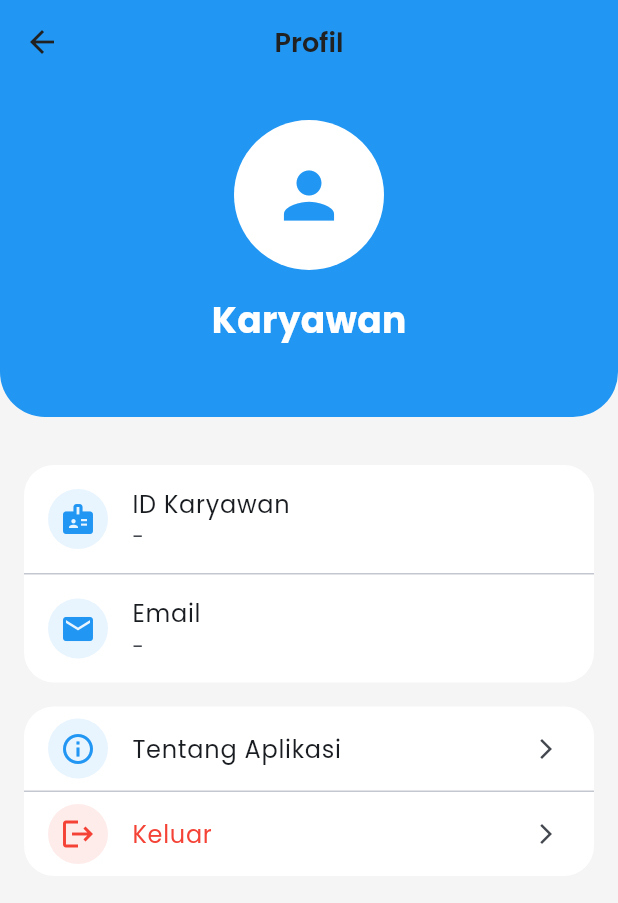
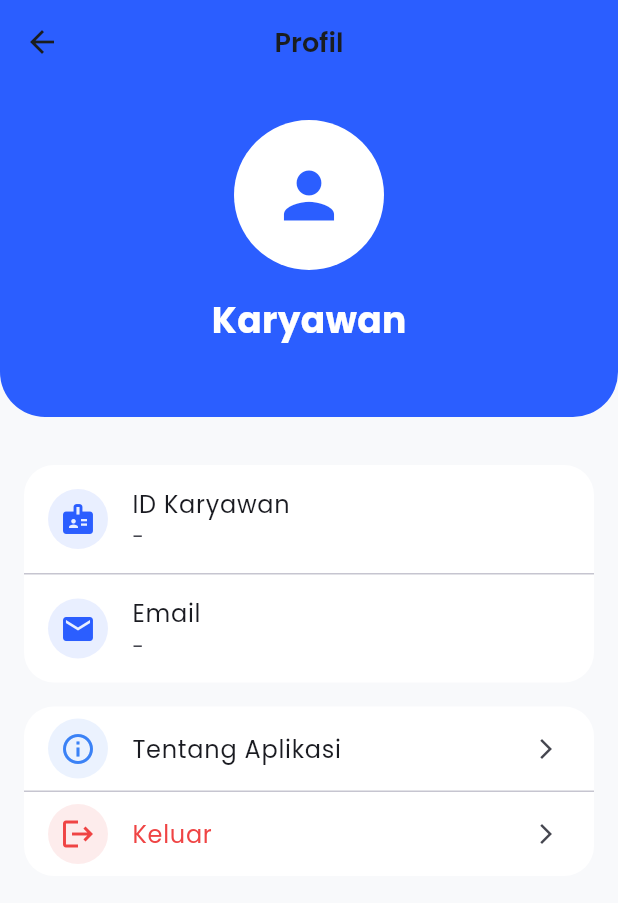
Before and after one commit to aleedoe/z-p-s6-v1, a Flutter app: the ProfilePage screen opened directly, on a phone screen of 412 x 824 dp. Shown: the top 903 px of the screen. Run offline on Flutter 3.47's test engine with Material 3 defaults, Android fonts, the phone set to English and light mode, and no system bars; our stand-ins replace dio, google_fonts, shared_preferences; missing offline and left inert: mobile_scanner; accounts and stored records are empty.

Commit message:
update color

```diff
--- a/frontend/mobile/lib/core/constants/colors.dart
+++ b/frontend/mobile/lib/core/constants/colors.dart
@@ -1,18 +1,58 @@
 import 'package:flutter/material.dart';
 
 class AppColors {
-  static const Color primary = Color(0xFF2196F3);
-  static const Color secondary = Color(0xFF03A9F4);
-  static const Color accent = Color(0xFF00BCD4);
+  // Primary Colors - Modern Blue
+  static const Color primary = Color(0xFF2B5EFF);
+  static const Color primaryLight = Color(0xFF6CA8FF);
+  static const Color primaryDark = Color(0xFF1E3DB8);
 
-  static const Color success = Color(0xFF4CAF50);
-  static const Color warning = Color(0xFFFF9800);
-  static const Color error = Color(0xFFF44336);
-  static const Color info = Color(0xFF2196F3);
+  static const Color secondary = Color(0xFF6CA8FF);
+  static const Color accent = Color(0xFF4E89FF);
 
-  static const Color background = Color(0xFFF5F5F5);
+  // Status Colors
+  static const Color success = Color(0xFF10B981);
+  static const Color warning = Color(0xFFF59E0B);
+  static const Color error = Color(0xFFEF4444);
+  static const Color info = Color(0xFF3B82F6);
+
+  // Background & Surface
+  static const Color background = Color(0xFFF8F9FB);
   static const Color surface = Colors.white;
-  static const Color textPrimary = Color(0xFF212121);
-  static const Color textSecondary = Color(0xFF757575);
-  static const Color divider = Color(0xFFBDBDBD);
+  static const Color surfaceVariant = Color(0xFFF1F3F5);
+
+  // Text Colors
+  static const Color textPrimary = Color(0xFF1A1D1F);
+  static const Color textSecondary = Color(0xFF6F767E);
+  static const Color textTertiary = Color(0xFF9A9FA5);
+  static const Color divider = Color(0xFFE8ECEF);
+
+  // Gradient
+  static const LinearGradient primaryGradient = LinearGradient(
+    colors: [Color(0xFF2B5EFF), Color(0xFF6CA8FF)],
+    begin: Alignment.topLeft,
+    end: Alignment.bottomRight,
+  );
+
+  static const LinearGradient successGradient = LinearGradient(
+    colors: [Color(0xFF10B981), Color(0xFF34D399)],
+    begin: Alignment.topLeft,
+    end: Alignment.bottomRight,
+  );
+
+  // Shadow
+  static List<BoxShadow> softShadow = [
+    BoxShadow(
+      color: Colors.black.withOpacity(0.04),
+      blurRadius: 16,
+      offset: const Offset(0, 4),
+    ),
+  ];
+
+  static List<BoxShadow> mediumShadow = [
+    BoxShadow(
+      color: Colors.black.withOpacity(0.08),
+      blurRadius: 24,
+      offset: const Offset(0, 8),
+    ),
+  ];
 }
```
